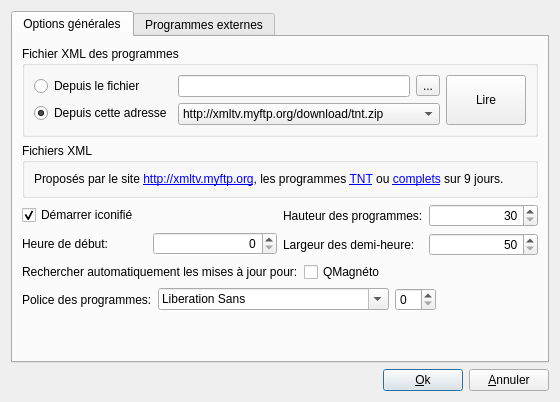
First picture: the form in ui/config.ui, repository jlbrd/qmagneto, before the edit.
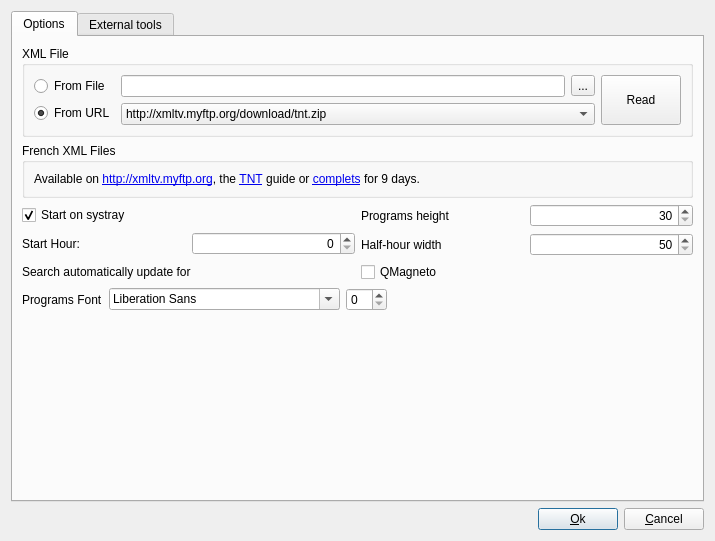
Second picture: the form after the edit.

```diff
--- a/ui/config.ui
+++ b/ui/config.ui
@@ -5,8 +5,8 @@
    <rect>
     <x>0</x>
     <y>0</y>
-    <width>527</width>
-    <height>395</height>
+    <width>715</width>
+    <height>541</height>
    </rect>
   </property>
   <property name="windowTitle" >
@@ -38,7 +38,7 @@
      <item>
       <widget class="QPushButton" name="annuler" >
        <property name="text" >
-        <string>&amp;Annuler</string>
+        <string>&amp;Cancel</string>
        </property>
       </widget>
      </item>
@@ -51,13 +51,13 @@
      </property>
      <widget class="QWidget" name="tab" >
       <attribute name="title" >
-       <string>Options générales</string>
+       <string>Options</string>
       </attribute>
       <layout class="QGridLayout" name="gridLayout_9" >
        <item row="0" column="0" >
         <widget class="QGroupBox" name="groupBox" >
          <property name="title" >
-          <string>Fichier XML des programmes</string>
+          <string>XML File</string>
          </property>
          <layout class="QGridLayout" name="gridLayout_2" >
           <item row="0" column="0" >
@@ -67,14 +67,14 @@
               <item>
                <widget class="QRadioButton" name="depuisFichier" >
                 <property name="text" >
-                 <string>Depuis le fichier </string>
+                 <string>From File</string>
                 </property>
                </widget>
               </item>
               <item>
                <widget class="QRadioButton" name="depuisAdresse" >
                 <property name="text" >
-                 <string>Depuis cette adresse</string>
+                 <string>From URL</string>
                 </property>
                 <property name="checked" >
                  <bool>true</bool>
@@ -124,7 +124,7 @@
                </sizepolicy>
               </property>
               <property name="text" >
-               <string>Lire</string>
+               <string>Read</string>
               </property>
              </widget>
             </item>
@@ -136,7 +136,7 @@
        <item row="1" column="0" >
         <widget class="QGroupBox" name="groupBox_4" >
          <property name="title" >
-          <string>Fichiers XML</string>
+          <string>French XML Files</string>
          </property>
          <layout class="QGridLayout" name="gridLayout_3" >
           <item row="0" column="0" >
@@ -144,8 +144,11 @@
             <item>
              <widget class="QLabel" name="label_9" >
               <property name="text" >
-               <string>Proposés par le site &lt;a href="http://xmltv.myftp.org">http://xmltv.myftp.org&lt;/a>, les programmes &lt;a href="http://xmltv.myftp.org/download/tnt.zip">TNT&lt;/a> ou &lt;a href="http://xmltv.myftp.org/download/complet.zip">complets&lt;/a> sur 9 jours.
-</string>
+               <string>&lt;!DOCTYPE HTML PUBLIC "-//W3C//DTD HTML 4.0//EN" "http://www.w3.org/TR/REC-html40/strict.dtd">
+&lt;html>&lt;head>&lt;meta name="qrichtext" content="1" />&lt;style type="text/css">
+p, li { white-space: pre-wrap; }
+&lt;/style>&lt;/head>&lt;body style=" font-family:'Sans Serif'; font-size:9pt; font-weight:400; font-style:normal;">
+&lt;p style=" margin-top:0px; margin-bottom:0px; margin-left:0px; margin-right:0px; -qt-block-indent:0; text-indent:0px;">Available on &lt;a href="http://xmltv.myftp.org">&lt;span style=" text-decoration: underline; color:#0000ee;">http://xmltv.myftp.org&lt;/span>&lt;/a>, the &lt;a href="http://xmltv.myftp.org/download/tnt.zip">&lt;span style=" text-decoration: underline; color:#0000ee;">TNT&lt;/span>&lt;/a> guide or &lt;a href="http://xmltv.myftp.org/download/complet.zip">&lt;span style=" text-decoration: underline; color:#0000ee;">complets&lt;/span>&lt;/a> for 9 days. &lt;/p>&lt;/body>&lt;/html></string>
               </property>
               <property name="openExternalLinks" >
                <bool>true</bool>
@@ -164,7 +167,7 @@
            <item>
             <widget class="QCheckBox" name="demarrerEnIcone" >
              <property name="text" >
-              <string>Démarrer iconifié</string>
+              <string>Start on systray</string>
              </property>
              <property name="checked" >
               <bool>true</bool>
@@ -176,7 +179,7 @@
              <item>
               <widget class="QLabel" name="label" >
                <property name="text" >
-                <string>Heure de début:</string>
+                <string>Start Hour:</string>
                </property>
               </widget>
              </item>
@@ -210,14 +213,14 @@
              <item>
               <widget class="QLabel" name="label_2" >
                <property name="text" >
-                <string>Hauteur des programmes:</string>
+                <string>Programs height</string>
                </property>
               </widget>
              </item>
              <item>
               <widget class="QLabel" name="label_3" >
                <property name="text" >
-                <string>Largeur des demi-heure:</string>
+                <string>Half-hour width</string>
                </property>
               </widget>
              </item>
@@ -274,14 +277,14 @@
          <item>
           <widget class="QLabel" name="label_8" >
            <property name="text" >
-            <string>Rechercher automatiquement les mises à jour pour:</string>
+            <string>Search automatically update for</string>
            </property>
           </widget>
          </item>
          <item>
           <widget class="QCheckBox" name="findUpdate" >
            <property name="text" >
-            <string>QMagnéto</string>
+            <string>QMagneto</string>
            </property>
           </widget>
          </item>
@@ -292,7 +295,7 @@
          <item>
           <widget class="QLabel" name="label_15" >
            <property name="text" >
-            <string>Police des programmes:</string>
+            <string>Programs Font</string>
            </property>
           </widget>
          </item>
@@ -341,7 +344,7 @@
      </widget>
      <widget class="QWidget" name="tab_3" >
       <attribute name="title" >
-       <string>Programmes externes</string>
+       <string>External tools</string>
       </attribute>
       <layout class="QGridLayout" name="gridLayout_7" >
        <item row="0" column="0" >
```
Left out of the diff: 68 changed lines with no effect on the pictures.
